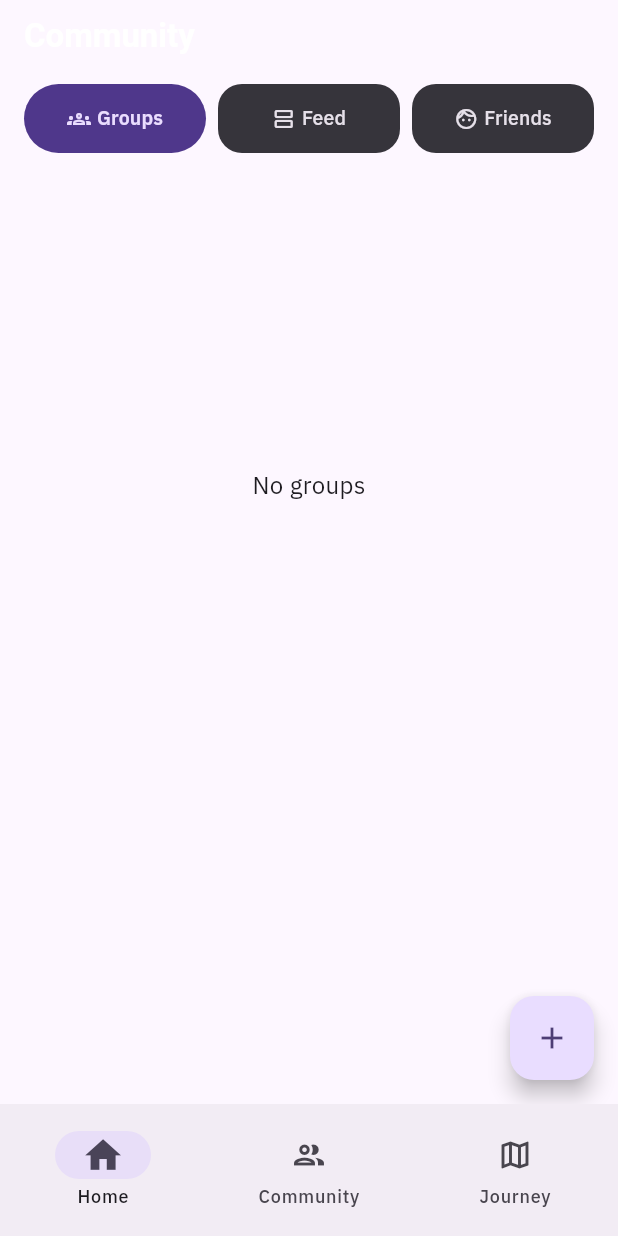
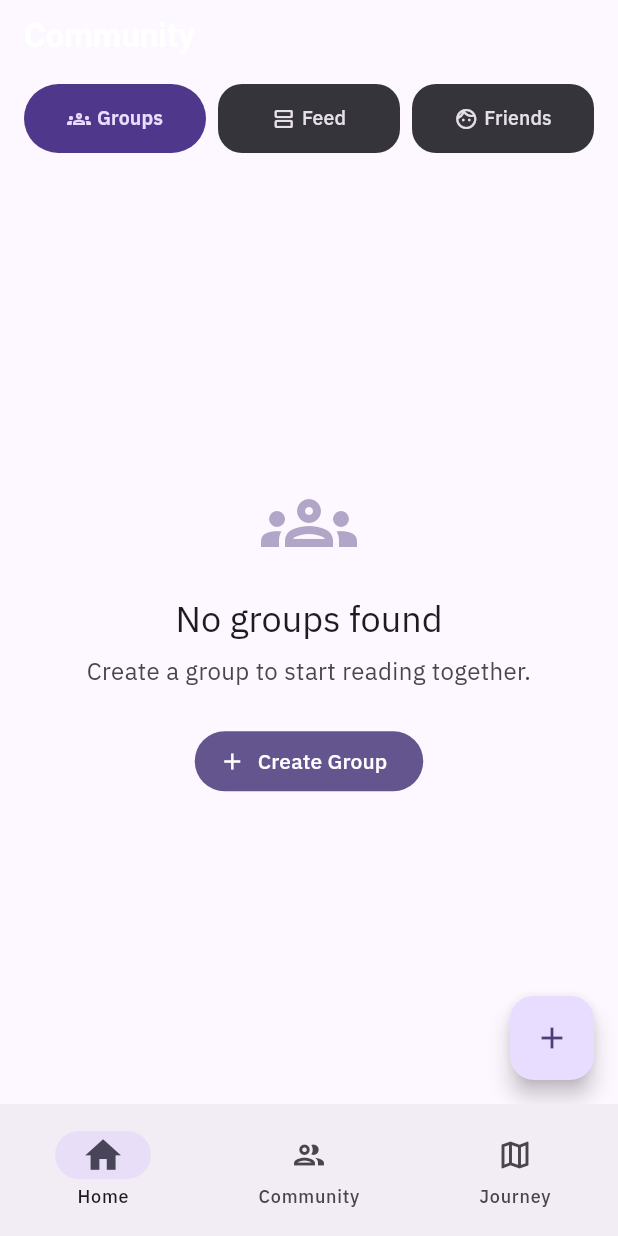
Before and after one commit to Shir0o/bible-read, a Flutter app: the screen it shows once a user with an empty profile is signed in, swiped to page 2, on a phone screen of 412 x 824 dp. Run offline on Flutter 3.47's test engine with Material 3 defaults, Android fonts, the phone set to English and light mode, and no system bars; our stand-ins replace cached_network_image, cloud_firestore, cloud_functions, custom_refresh_indicator, firebase_auth, firebase_core and 11 more; missing offline and left inert: firebase_app_check; accounts and stored records are empty.

Commit message:
feat(ux): improve GroupsView empty state
- Replace plain text "No groups" with a rich empty state using `Icons.groups_outlined`.
- Add a "Create Group" button to the empty state for better discoverability.
- Use `LayoutBuilder` + `SingleChildScrollView` to ensure the empty state is centered but the view remains scrollable for pull-to-refresh.
- Add widget test verifying the empty state and create action.
- Fix deprecated `withOpacity` usage by replacing it with `withValues`.

Co-authored-by: Shir0o <17852255+Shir0o@users.noreply.github.com>

```diff
--- a/lib/widgets/views/groups_view.dart
+++ b/lib/widgets/views/groups_view.dart
@@ -190,12 +190,18 @@ class _GroupsViewState extends State<GroupsView>
                   if (groups.isEmpty) {
                     return RefreshIndicator(
                       onRefresh: _refresh,
-                      child: ListView(
-                        physics: const AlwaysScrollableScrollPhysics(),
-                        children: const [
-                          SizedBox(height: 200),
-                          Center(child: Text('No groups')),
-                        ],
+                      child: LayoutBuilder(
+                        builder: (context, constraints) {
+                          return SingleChildScrollView(
+                            physics: const AlwaysScrollableScrollPhysics(),
+                            child: ConstrainedBox(
+                              constraints: BoxConstraints(
+                                minHeight: constraints.maxHeight,
+                              ),
+                              child: _buildEmptyState(context),
+                            ),
+                          );
+                        },
                       ),
                     );
                   }
@@ -289,4 +295,42 @@ class _GroupsViewState extends State<GroupsView>
       ),
     );
   }
+
+  Widget _buildEmptyState(BuildContext context) {
+    return Center(
+      child: Padding(
+        padding: const EdgeInsets.symmetric(horizontal: 32.0),
+        child: Column(
+          mainAxisAlignment: MainAxisAlignment.center,
+          children: [
+            Icon(
+              Icons.groups_outlined,
+              size: 64,
+              color: Theme.of(context).colorScheme.primary.withValues(alpha: 0.5),
+            ),
+            const SizedBox(height: 16),
+            Text(
+              'No groups found',
+              style: Theme.of(context).textTheme.headlineSmall,
+              textAlign: TextAlign.center,
+            ),
+            const SizedBox(height: 8),
+            Text(
+              'Create a group to start reading together.',
+              style: Theme.of(context).textTheme.bodyMedium?.copyWith(
+                    color: Theme.of(context).colorScheme.onSurfaceVariant,
+                  ),
+              textAlign: TextAlign.center,
+            ),
+            const SizedBox(height: 24),
+            FilledButton.icon(
+              onPressed: _createGroup,
+              icon: const Icon(Icons.add),
+              label: const Text('Create Group'),
+            ),
+          ],
+        ),
+      ),
+    );
+  }
 }
```
Also changed, not shown: 2 other files.
